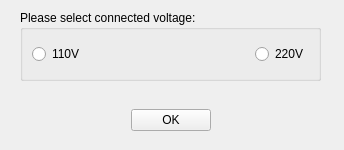
Liyezhong/Master, file ServiceSW/Master/Components/DiagnosticsManufacturing/Forms/Select110v220vDialog.ui: the form before one commit.
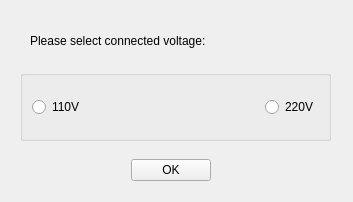
The form after the commit.

The edit to the form file:
```diff
--- a/ServiceSW/Master/Components/DiagnosticsManufacturing/Forms/Select110v220vDialog.ui
+++ b/ServiceSW/Master/Components/DiagnosticsManufacturing/Forms/Select110v220vDialog.ui
@@ -6,14 +6,14 @@
    <rect>
     <x>0</x>
     <y>0</y>
-    <width>344</width>
-    <height>150</height>
+    <width>353</width>
+    <height>202</height>
    </rect>
   </property>
   <property name="minimumSize">
    <size>
     <width>344</width>
-    <height>146</height>
+    <height>202</height>
    </size>
   </property>
   <property name="windowTitle">
@@ -23,13 +23,13 @@
    <property name="geometry">
     <rect>
      <x>20</x>
-     <y>10</y>
-     <width>301</width>
+     <y>70</y>
+     <width>311</width>
      <height>71</height>
     </rect>
    </property>
    <property name="title">
-    <string>Please select connected voltage:</string>
+    <string/>
    </property>
    <layout class="QHBoxLayout" name="horizontalLayout_2">
     <item>
@@ -37,6 +37,12 @@
       <property name="text">
        <string>110V </string>
       </property>
+      <property name="iconSize">
+       <size>
+        <width>20</width>
+        <height>18</height>
+       </size>
+      </property>
      </widget>
     </item>
     <item>
@@ -57,6 +63,12 @@
       <property name="text">
        <string>220V</string>
       </property>
+      <property name="iconSize">
+       <size>
+        <width>20</width>
+        <height>18</height>
+       </size>
+      </property>
      </widget>
     </item>
    </layout>
@@ -65,7 +77,7 @@
    <property name="geometry">
     <rect>
      <x>20</x>
-     <y>100</y>
+     <y>150</y>
      <width>301</width>
      <height>41</height>
     </rect>
@@ -106,6 +118,28 @@
     </item>
    </layout>
   </widget>
+  <widget class="QLabel" name="label">
+   <property name="geometry">
+    <rect>
+     <x>30</x>
+     <y>20</y>
+     <width>271</width>
+     <height>41</height>
+    </rect>
+   </property>
+   <property name="text">
+    <string>Please select connected voltage:</string>
+   </property>
+   <property name="scaledContents">
+    <bool>true</bool>
+   </property>
+   <property name="alignment">
+    <set>Qt::AlignLeading|Qt::AlignLeft|Qt::AlignVCenter</set>
+   </property>
+   <property name="wordWrap">
+    <bool>true</bool>
+   </property>
+  </widget>
  </widget>
  <resources/>
  <connections/>
```
